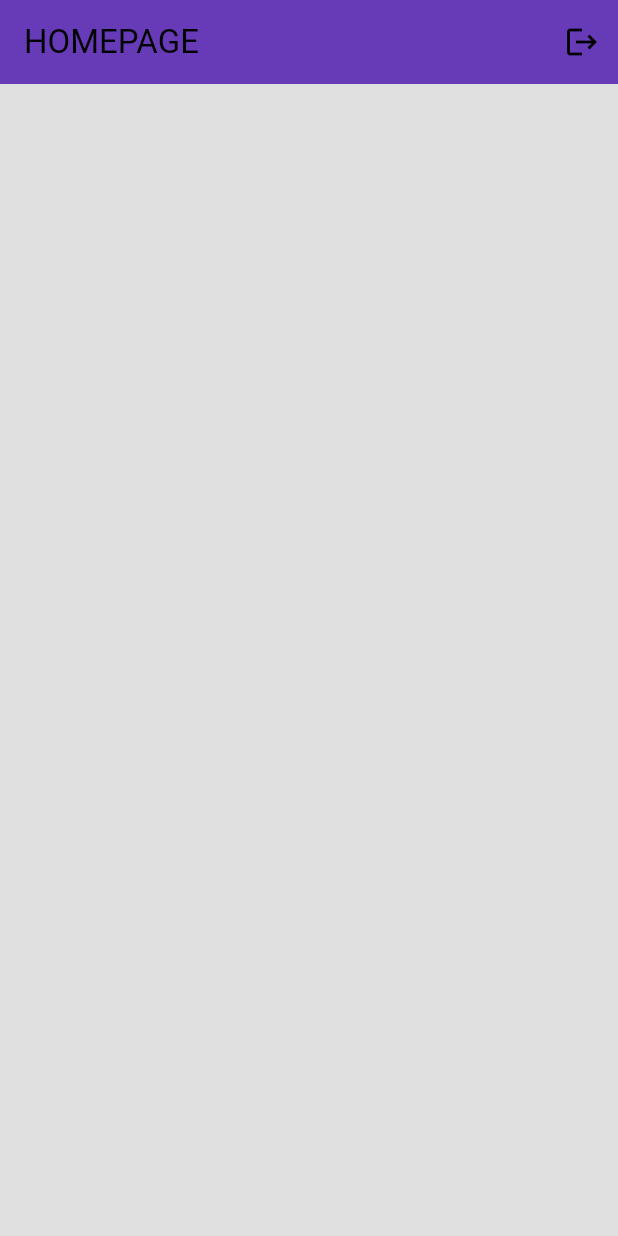
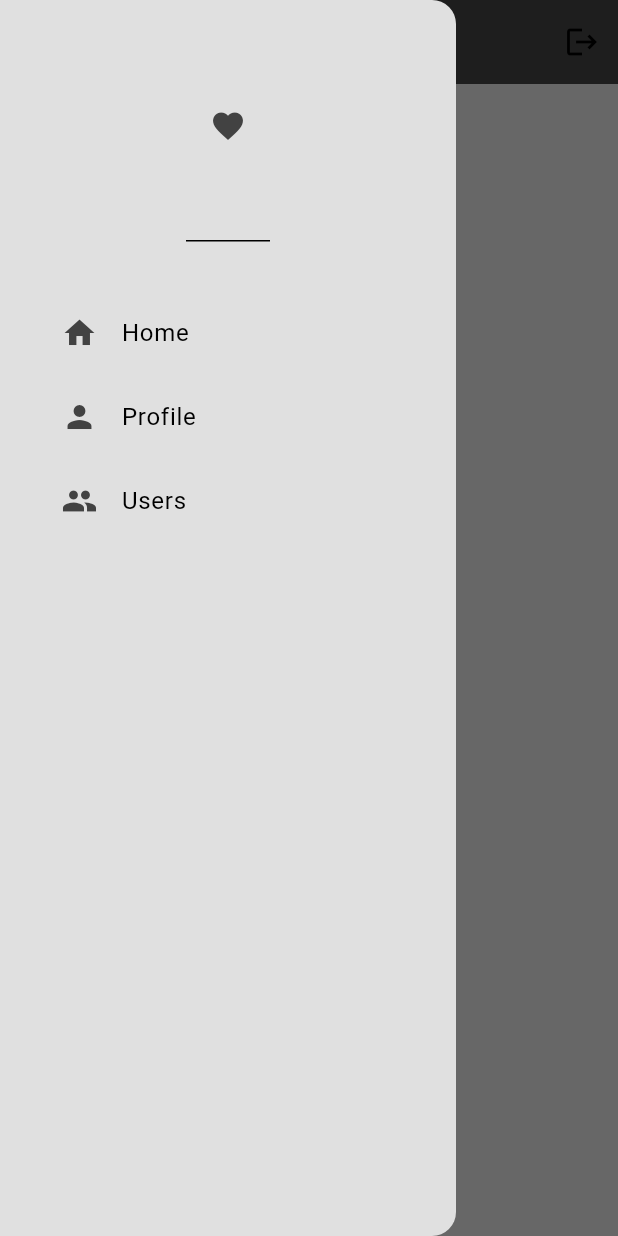
Before and after one commit to chrisgw4/Pass-Me, a Flutter app: the screen it shows once a user with an empty profile is signed in, with the side drawer open (before the commit the screen has no drawer), on a phone screen of 412 x 824 dp. Run offline on Flutter 3.47's test engine with Material 3 defaults, Android fonts, the phone set to English and light mode, and no system bars; our stand-ins replace firebase_auth, firebase_core; accounts and stored records are empty.

```diff
--- /dev/null
+++ b/pass_me/lib/components/my_drawer.dart
@@ -0,0 +1,79 @@
+import 'package:flutter/material.dart';
+
+
+class MyDrawer extends StatelessWidget {
+  const MyDrawer({super.key});
+
+  @override
+  Widget build(BuildContext context) {
+    return Drawer(
+      backgroundColor: Theme.of(context).colorScheme.surface,
+      child: Column(
+        children: [
+          // Drawer Header
+          DrawerHeader(
+              child: Icon(
+                Icons.favorite,
+                color: Theme.of(context).colorScheme.inversePrimary,
+              ),
+
+          ),
+
+          const SizedBox(height: 25,),
+
+          // Home title
+          Padding(
+            padding: const EdgeInsets.only(left:25),
+            child: ListTile(
+              leading: Icon(
+                Icons.home,
+                color: Theme.of(context).colorScheme.inversePrimary,
+              ),
+              title: Text("Home"),
+              onTap: () {
+                // already home screen so pop it
+                Navigator.pop(context);
+              },
+            ),
+          ),
+
+          // profile
+          Padding(
+            padding: const EdgeInsets.only(left:25),
+            child: ListTile(
+              leading: Icon(
+                Icons.person,
+                color: Theme.of(context).colorScheme.inversePrimary,
+              ),
+              title: Text("Profile"),
+              onTap: () {
+                // already home screen so pop it
+                Navigator.pop(context);
+
+                Navigator.pushNamed(context, '/profile_page');
+              },
+            ),
+          ),
+
+          // users
+          Padding(
+            padding: const EdgeInsets.only(left:25),
+            child: ListTile(
+              leading: Icon(
+                Icons.group,
+                color: Theme.of(context).colorScheme.inversePrimary,
+              ),
+              title: Text("Users"),
+              onTap: () {
+                // already home screen so pop it
+                Navigator.pop(context);
+
+                Navigator.pushNamed(context, '/users_page');
+              },
+            ),
+          )
+        ],
+      ),
+    );
+  }
+}
--- a/pass_me/lib/main.dart
+++ b/pass_me/lib/main.dart
@@ -3,7 +3,10 @@ import 'package:flutter/material.dart';
 import 'package:pass_me/auth/auth.dart';
 import 'package:pass_me/auth/login_or_register.dart';
 import 'package:pass_me/firebase_options.dart';
+import 'package:pass_me/pages/home_page.dart';
+import 'package:pass_me/pages/profile_page.dart';
 import 'package:pass_me/pages/register_page.dart';
+import 'package:pass_me/pages/users_page.dart';
 import 'package:pass_me/theme/dark_mode.dart';
 import 'package:pass_me/theme/light_mode.dart';
 import 'pages/login_page.dart';
@@ -24,6 +27,12 @@ class MyApp extends StatelessWidget {
       home: const AuthPage(),
       theme: light_mode,
       darkTheme: dark_mode,
+      routes: {
+        '/login_register_page':(context) => LoginOrRegister(),
+        '/home_page': (context) => HomePage(),
+        '/profile_page': (context) => ProfilePage(),
+        '/users_page': (context) => UsersPage()
+      },
     );
   }
 }
--- a/pass_me/lib/pages/home_page.dart
+++ b/pass_me/lib/pages/home_page.dart
@@ -1,5 +1,7 @@
 import 'package:firebase_auth/firebase_auth.dart';
 import 'package:flutter/material.dart';
+
+import '../components/my_drawer.dart';
 
 class HomePage extends StatelessWidget {
   const HomePage({super.key});
@@ -12,13 +14,19 @@ class HomePage extends StatelessWidget {
   Widget build(BuildContext context) {
     return Scaffold(
       appBar: AppBar(title: Text("HOMEPAGE"),
-      backgroundColor: Colors.deepPurple,
+      backgroundColor: Theme.of(context).colorScheme.inversePrimary,
       actions: [
         //logout button
         IconButton(onPressed: logout, icon: Icon(Icons.logout),
         ),
        ],
       ),
+
+      // Drawer
+      drawer: MyDrawer(
+
+      ),
+
     );
   }
 }
```
Also changed, not shown: pass_me/lib/pages/profile_page.dart (added, +16 -0 lines), pass_me/lib/pages/users_page.dart (added, +19 -0 lines), pass_me/flutter_01.png (added), pass_me/lib/firebase_options.dart.
